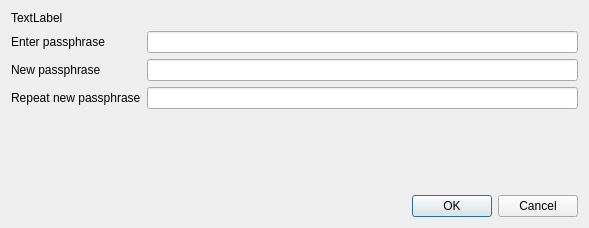
Old version of the form src/qt/forms/askpassphrasedialog.ui in the repository dlitz/bitcoin-debian.
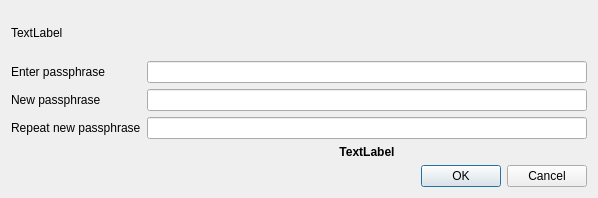
New version of the form.

Patch:
```diff
--- a/src/qt/forms/askpassphrasedialog.ui
+++ b/src/qt/forms/askpassphrasedialog.ui
@@ -6,8 +6,8 @@
    <rect>
     <x>0</x>
     <y>0</y>
-    <width>589</width>
-    <height>228</height>
+    <width>598</width>
+    <height>198</height>
    </rect>
   </property>
   <property name="sizePolicy">
@@ -34,6 +34,9 @@
      <property name="textFormat">
       <enum>Qt::RichText</enum>
      </property>
+     <property name="wordWrap">
+      <bool>true</bool>
+     </property>
     </widget>
    </item>
    <item>
@@ -83,21 +86,23 @@
        </property>
       </widget>
      </item>
+     <item row="4" column="1">
+      <widget class="QLabel" name="capsLabel">
+       <property name="styleSheet">
+        <string notr="true">#capsLabel {
+	font: bold;
+}</string>
+       </property>
+       <property name="text">
+        <string>TextLabel</string>
+       </property>
+       <property name="alignment">
+        <set>Qt::AlignCenter</set>
+       </property>
+      </widget>
+     </item>
     </layout>
    </item>
-   <item>
-    <spacer name="verticalSpacer">
-     <property name="orientation">
-      <enum>Qt::Vertical</enum>
-     </property>
-     <property name="sizeHint" stdset="0">
-      <size>
-       <width>20</width>
-       <height>40</height>
-      </size>
-     </property>
-    </spacer>
-   </item>
    <item>
     <widget class="QDialogButtonBox" name="buttonBox">
      <property name="orientation">
```
